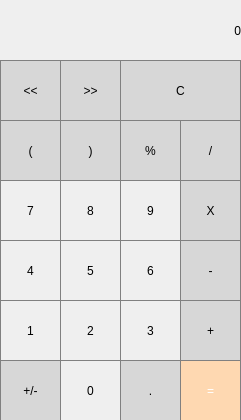
Before: the Qt Designer form Calculator/mainwindow.ui in Digvijay-7/Qt, drawn with Qt 5.
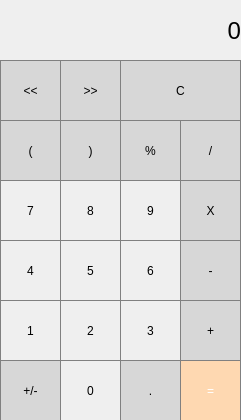
After: the same form once the commit is applied.

The edit to the form file:
```diff
--- a/Calculator/mainwindow.ui
+++ b/Calculator/mainwindow.ui
@@ -31,6 +31,11 @@
       <height>61</height>
      </rect>
     </property>
+    <property name="font">
+     <font>
+      <pointsize>18</pointsize>
+     </font>
+    </property>
     <property name="text">
      <string>0</string>
     </property>
```
